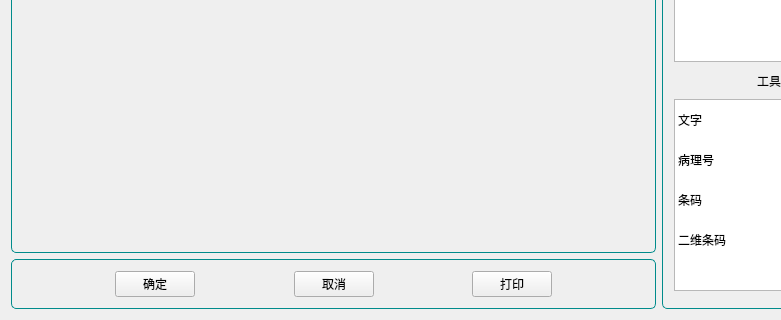
Above: printtemplate/templatesetup.ui from YYC572652645/PatholoSystem before the change; both pictures show x 0 to 781 and y 292 to 612 of the 899 by 612 pixel window. Below: the same form after it.
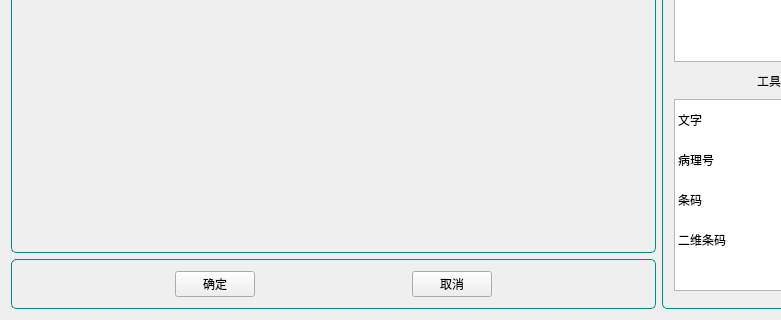
That is the form after the change. Icons and pictures are not drawn. Custom widgets are drawn as their Qt base class.

Patch:
```diff
--- a/printtemplate/templatesetup.ui
+++ b/printtemplate/templatesetup.ui
@@ -181,26 +181,6 @@
                </property>
               </widget>
              </item>
-             <item>
-              <spacer name="horizontalSpacer">
-               <property name="orientation">
-                <enum>Qt::Horizontal</enum>
-               </property>
-               <property name="sizeHint" stdset="0">
-                <size>
-                 <width>40</width>
-                 <height>20</height>
-                </size>
-               </property>
-              </spacer>
-             </item>
-             <item>
-              <widget class="QPushButton" name="pushButtonPrint">
-               <property name="text">
-                <string>打印</string>
-               </property>
-              </widget>
-             </item>
              <item>
               <spacer name="horizontalSpacer_3">
                <property name="orientation">
```
Left out of the diff: 8 changed lines with no effect on the pictures.
